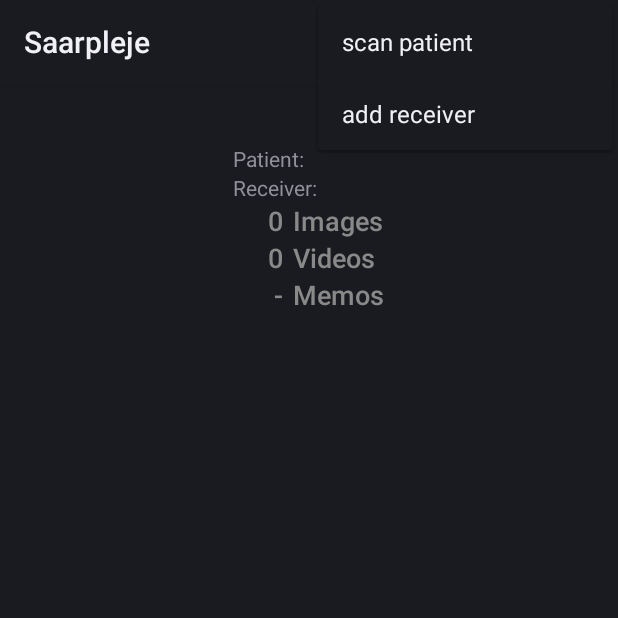
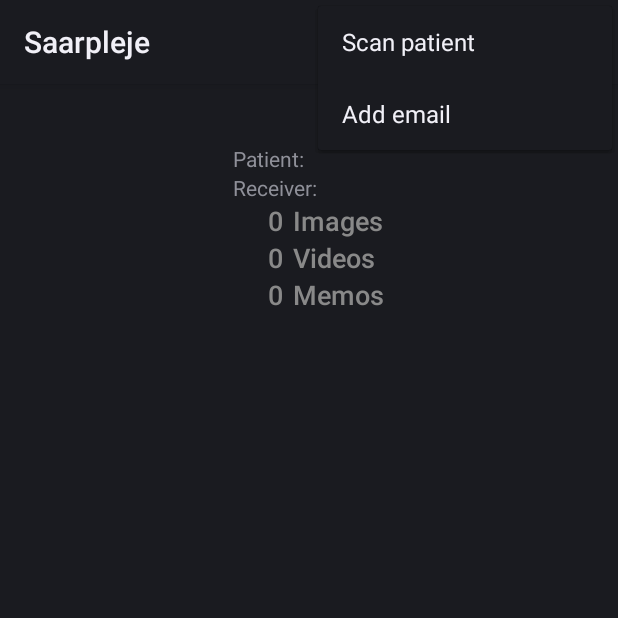
Before and after one commit to aakb/gg_saarpleje, an Android app: the MainActivity screen opened directly, with no data from a screen before it, with the options menu open, on a phone screen of 412 x 824 dp, the top half of it. Run offline under Robolectric (Android 15) with nearby library versions, the phone set to English and light mode, and no system bars; libraries missing offline, so code that uses them is left out: com.google.android.glass, org.apache.commons; 2 statements that could not run were skipped.

Commit message:
GGLASS-45: Adapted add memo to new code structure

```diff
--- a/app/src/main/java/itk/aakb/dk/gg_saarpleje/MainActivity.java
+++ b/app/src/main/java/itk/aakb/dk/gg_saarpleje/MainActivity.java
@@ -34,13 +34,14 @@ public class MainActivity extends Activity {
 
     private ArrayList<String> imagePaths = new ArrayList<>();
     private ArrayList<String> videoPaths = new ArrayList<>();
-    private ArrayList<String> audioPaths = new ArrayList<String>();
+    private ArrayList<String> audioPaths = new ArrayList<>();
 
     private String patient = null;
     private String receiver = null;
 
     static final String STATE_VIDEOS = "videos";
     static final String STATE_PICTURES = "pictures";
+    static final String STATE_MEMOS = "memos";
     static final String STATE_PATIENT = "patient";
     static final String STATE_RECEIVER = "receiver";
 
@@ -51,6 +52,7 @@ public class MainActivity extends Activity {
         // Save the user's current game state
         savedInstanceState.putStringArrayList(STATE_VIDEOS, videoPaths);
         savedInstanceState.putStringArrayList(STATE_PICTURES, imagePaths);
+        savedInstanceState.putStringArrayList(STATE_MEMOS, audioPaths);
         savedInstanceState.putString(STATE_PATIENT, patient);
         savedInstanceState.putString(STATE_RECEIVER, receiver);
 
@@ -322,8 +324,9 @@ public class MainActivity extends Activity {
         Log.i(TAG, "Restored imagePaths: " + imagePaths);
         Log.i(TAG, "Restored videoPaths: " + videoPaths);
 
-        updateTextField(R.id.beforeImageNumber, String.valueOf(imagePaths.size()));
+        updateTextField(R.id.imageNumber, String.valueOf(imagePaths.size()));
         updateTextField(R.id.videoNumber, String.valueOf(videoPaths.size()));
+        updateTextField(R.id.memoNumber, String.valueOf((audioPaths.size())));
         updateTextField(R.id.receiverIdentifier, receiver);
         updateTextField(R.id.patientIdentifier, patient);
     }
@@ -458,7 +461,7 @@ public class MainActivity extends Activity {
         TextView textLabelView = null;
 
         if (step == 0) {
-            textCountView = (TextView) findViewById(R.id.beforeImageNumber);
+            textCountView = (TextView) findViewById(R.id.imageNumber);
             textCountView.setText(String.valueOf(imagePaths.size()));
         }
         else if (step == 1) {
--- a/app/src/main/res/layout/activity_layout.xml
+++ b/app/src/main/res/layout/activity_layout.xml
@@ -63,7 +63,7 @@
                 android:layout_height="match_parent"
                 android:textAppearance="?android:attr/textAppearanceMedium"
                 android:text="-"
-                android:id="@+id/beforeImageNumber"
+                android:id="@+id/imageNumber"
                 android:gravity="right"
                 android:textColor="#898989" />
 
--- a/app/src/main/res/values/strings.xml
+++ b/app/src/main/res/values/strings.xml
@@ -17,8 +17,8 @@
     <string name="record_unlimited">Custom length</string>
     <string name="patient">Patient:</string>
     <string name="receiver">Receiver:</string>
-    <string name="scan_patient">scan patient</string>
-    <string name="add_receiver">add receiver</string>
+    <string name="scan_patient">Scan patient</string>
+    <string name="add_receiver">Add email</string>
     <string name="cancel">Cancel and exit</string>
     <string name="confirm_cancel">Yes</string>
     <string name="abort_cancel">No</string>
```
